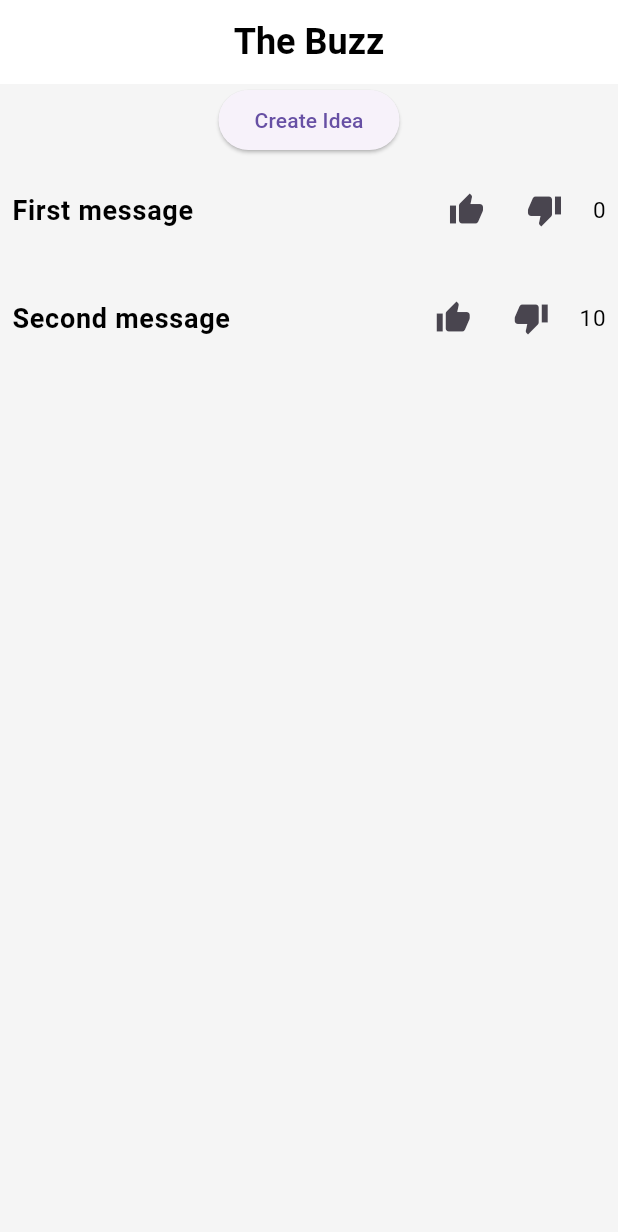
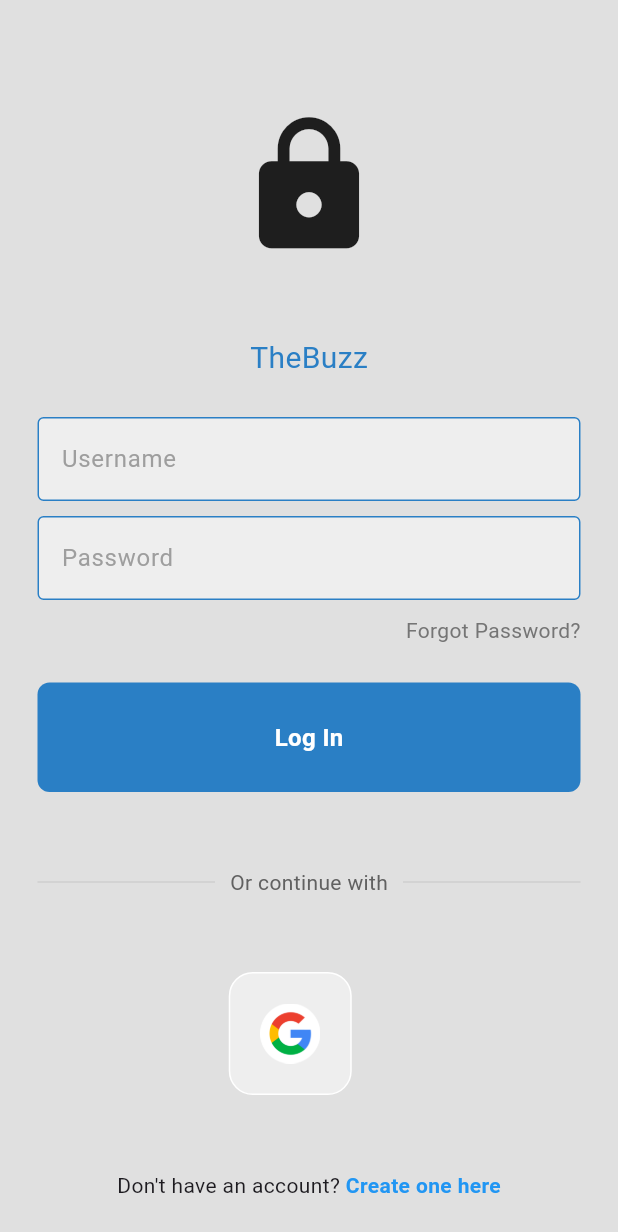
Before and after one commit to Sam20042/BuzzApplication, a Flutter app: the screen it shows after launch, on a phone screen of 412 x 824 dp. Shown: the top 1232 px of the screen. Run offline on Flutter 3.47's test engine with Material 3 defaults, Android fonts, the light colour scheme and no system bars.

Commit message:
working app + ui

```diff
--- /dev/null
+++ b/mobile/flutter/ideas_application/lib/components/my_button.dart
@@ -0,0 +1,34 @@
+import 'package:flutter/material.dart';
+
+class MyButton extends StatelessWidget{
+
+final Function()? onTap;
+
+
+const MyButton({super.key, required this.onTap});
+
+@override
+  Widget build(BuildContext context) {
+    return GestureDetector(
+      onTap: onTap,
+      child: Container(
+        padding: const EdgeInsets.all(25),
+        margin: const EdgeInsets.symmetric(horizontal: 25),
+        decoration: BoxDecoration(
+          color: const Color.fromARGB(255, 42, 127, 197), //blue log in button
+          borderRadius: BorderRadius.circular(8),
+          ),
+        child: const Center(
+          child: Text(
+            "Log In",
+            style: TextStyle(color: Colors.white,
+            fontWeight: FontWeight.bold,
+            fontSize: 16,
+            ),
+            ),
+          ),
+      ),
+    );
+  }
+
+}
--- /dev/null
+++ b/mobile/flutter/ideas_application/lib/components/my_textfield.dart
@@ -0,0 +1,39 @@
+import 'package:flutter/material.dart';
+
+class MyTextField extends StatelessWidget {
+  final controller;
+  final String hintText;
+  final bool obscureText;
+  const MyTextField({
+    super.key,
+    required this.controller,
+    required this.hintText,
+    required this.obscureText,
+    });
+
+  @override
+  Widget build(BuildContext context) {
+    return //username textfield
+        Padding(
+      padding: const EdgeInsets.symmetric(horizontal: 25.0),
+      child: TextField(
+        controller: controller,
+        obscureText: obscureText,
+        decoration: InputDecoration(
+          enabledBorder: const OutlineInputBorder(
+            borderSide: BorderSide(color: Color.fromARGB(255, 42, 127, 197)),
+          ),
+          focusedBorder: OutlineInputBorder(
+            //when box is clicked, it becomes light blue
+            borderSide:
+                BorderSide(color: const Color.fromARGB(255, 175, 212, 245)),
+          ),
+          fillColor: Colors.grey.shade200,
+          filled: true,
+          hintText: hintText,
+          hintStyle: TextStyle(color: Colors.grey[500]),
+        ),
+      ),
+    );
+  }
+}
--- /dev/null
+++ b/mobile/flutter/ideas_application/lib/components/square_tile.dart
@@ -0,0 +1,25 @@
+import 'package:flutter/material.dart';
+
+class SquareTile extends StatelessWidget{
+  final String imagePath;
+  const SquareTile({
+  super.key,
+  required this.imagePath
+  }
+  );
+
+  @override
+  Widget build(BuildContext context){
+    return Container(
+      padding: EdgeInsets.all(20),
+      decoration: BoxDecoration(border: Border.all(color: Colors.white),
+      borderRadius: BorderRadius.circular(16),
+      color: Colors.grey[200],
+      ),
+            child: Image.asset(
+        imagePath,
+        height: 40,
+        ),
+    );
+  }
+}
--- a/mobile/flutter/ideas_application/lib/main.dart
+++ b/mobile/flutter/ideas_application/lib/main.dart
@@ -1,11 +1,24 @@
 import 'package:flutter/material.dart';
+import 'pages/login_page.dart'; // Import login page here
 import 'dart:convert'; // Import for JSON encoding/decoding
 import 'headers/header.dart';
 import 'headers/create_message.dart';
 import 'messages/message_list.dart';
 
 void main() {
-  runApp(const FigmaToCodeApp());
+  runApp(const MyApp());
+}
+
+class MyApp extends StatelessWidget {
+  const MyApp({super.key});
+
+  @override
+  Widget build(BuildContext context) {
+    return MaterialApp(
+      debugShowCheckedModeBanner: false,
+      home: LoginPage(), // Start with the login page
+    );
+  }
 }
 
 class FigmaToCodeApp extends StatefulWidget {
@@ -55,11 +68,7 @@
 
   @override
   Widget build(BuildContext context) {
-    return MaterialApp(
-      theme: ThemeData.light().copyWith(
-        scaffoldBackgroundColor: const Color(0xFFF5F5F5),
-      ),
-      home: Scaffold(
+    return Scaffold(
       appBar: AppBar(
         title: const Header(),
         backgroundColor: Colors.white,
@@ -76,7 +85,6 @@
           ),
         ],
       ),
-      ),
     );
   }
 }
--- /dev/null
+++ b/mobile/flutter/ideas_application/lib/pages/login_page.dart
@@ -0,0 +1,150 @@
+// ignore_for_file: prefer_const_constructors
+
+import 'package:flutter/material.dart';
+import 'package:ideas_application/components/my_textfield.dart';
+import 'package:ideas_application/components/my_button.dart';
+import 'package:ideas_application/components/square_tile.dart';
+
+class LoginPage extends StatelessWidget {
+  LoginPage({super.key});
+
+  // text editing controllers
+  final usernameController = TextEditingController();
+  final passwordController = TextEditingController();
+
+  // sign user in method
+  void signUserIn() {
+    // TODO: fill out method
+  }
+
+  @override
+  Widget build(BuildContext context) {
+    return Scaffold(
+      backgroundColor: Colors.grey[300],
+      body: SafeArea(
+        child: Center(
+          child: Column(
+            mainAxisAlignment: MainAxisAlignment.center,
+            children: [
+              const SizedBox(height: 50),
+
+              // logo
+              const Icon(
+                Icons.lock,
+                size: 100,
+              ),
+              const SizedBox(height: 50),
+
+              // welcome back
+              Text(
+                'TheBuzz',
+                style: TextStyle(
+                  color: const Color.fromARGB(255, 42, 127, 197),
+                  fontSize: 20,
+                ),
+              ),
+              const SizedBox(height: 25),
+
+              // username textfield
+              MyTextField(
+                controller: usernameController,
+                hintText: 'Username',
+                obscureText: false,
+              ),
+
+              const SizedBox(height: 10),
+
+              // password textfield
+              MyTextField(
+                controller: passwordController,
+                hintText: 'Password',
+                obscureText: true,
+              ),
+
+              const SizedBox(height: 10),
+
+              // forgot password?
+              Padding(
+                padding: const EdgeInsets.symmetric(horizontal: 25.0),
+                child: Row(
+                  mainAxisAlignment: MainAxisAlignment.end,
+                  children: [
+                    Text(
+                      'Forgot Password?',
+                      style: TextStyle(color: Colors.grey[600]),
+                    ),
+                  ],
+                ),
+              ),
+
+              const SizedBox(height: 25),
+
+              // sign in button
+              MyButton(
+                onTap: signUserIn,
+              ),
+
+              const SizedBox(height: 50),
+
+              // or continue with ...
+              Padding(
+                padding: const EdgeInsets.symmetric(horizontal: 25.0),
+                child: Row(
+                  children: [
+                    Expanded(
+                      child: Divider(
+                        thickness: 0.5,
+                        color: Colors.grey[400],
+                      ),
+                    ),
+                    Padding(
+                      padding: const EdgeInsets.symmetric(horizontal: 10.0),
+                      child: Text(
+                        'Or continue with',
+                        style: TextStyle(color: Colors.grey[700]),
+                      ),
+                    ),
+                    Expanded(
+                      child: Divider(
+                        thickness: 0.5,
+                        color: Colors.grey[400],
+                      ),
+                    ),
+                  ],
+                ),
+              ),
+
+              const SizedBox(height: 50),
+
+              // google sign in button
+              Row(
+                mainAxisAlignment: MainAxisAlignment.center,
+                children: const [
+                  SquareTile(imagePath: 'lib/images/googlelogo.png'),
+                  SizedBox(width: 25),
+                ],
+              ),
+
+              const SizedBox(height: 50),
+
+              // Don't have an account? Create one here
+              Row(
+                mainAxisAlignment: MainAxisAlignment.center,
+                children: [
+                  const Text("Don't have an account? "),
+                  Text(
+                    "Create one here",
+                    style: TextStyle(
+                      color: Colors.blue,
+                      fontWeight: FontWeight.bold,
+                    ),
+                  ),
+                ],
+              ),
+            ],
+          ),
+        ),
+      ),
+    );
+  }
+}
--- a/mobile/flutter/ideas_application/pubspec.yaml
+++ b/mobile/flutter/ideas_application/pubspec.yaml
@@ -31,6 +31,7 @@
   flutter:
     sdk: flutter
   http: ^1.2.2
+  # google_sign_in: ^6.1.0  # This is for Google Sign-In
 
 
   # The following adds the Cupertino Icons font to your application.
@@ -60,7 +61,8 @@
   uses-material-design: true
 
   # To add assets to your application, add an assets section, like this:
-  # assets:
+  assets:
+  - lib/images/
   #   - images/a_dot_burr.jpeg
   #   - images/a_dot_ham.jpeg
 
```
Also changed, not shown: mobile/flutter/ideas_application/lib/images/apple.png (added), mobile/flutter/ideas_application/lib/images/googlelogo.png (added). Lines whose indentation alone changed are shown as unchanged.
